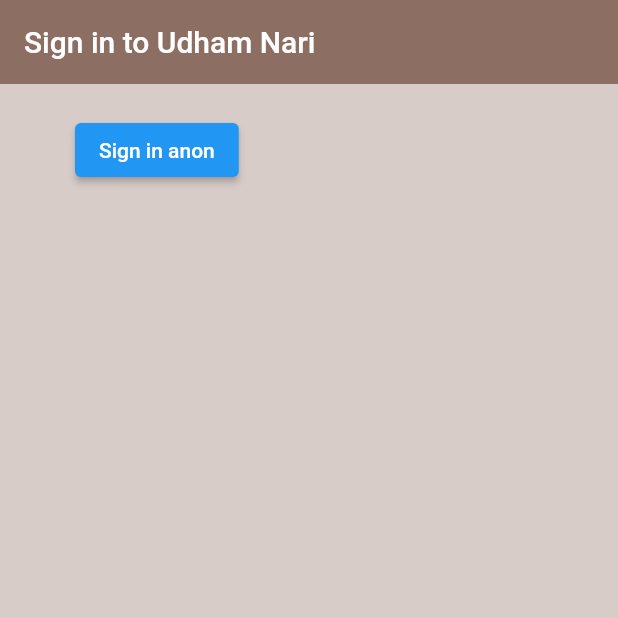
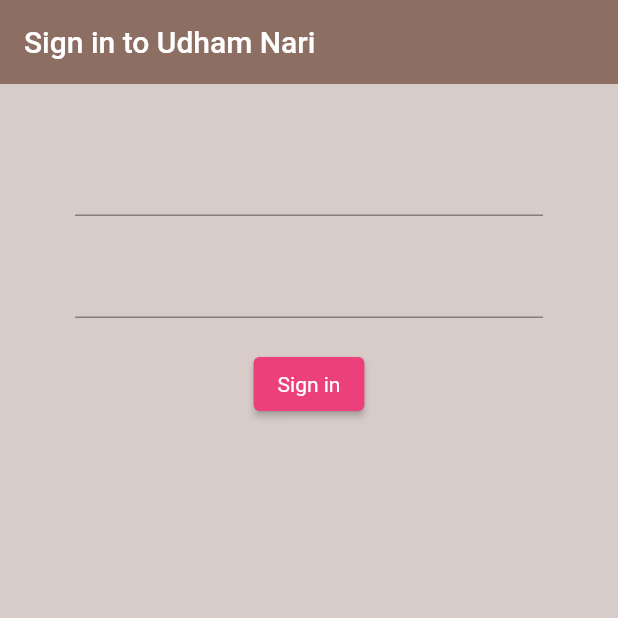
Before and after one commit to nepali-rakshya/chat_application_IT_Project, a Flutter app: the screen it shows after launch, on a phone screen of 412 x 824 dp, the top half of it. Run offline on Flutter 3.47's test engine with Material 2 defaults, Android fonts, the phone set to English and light mode, and no system bars; our stand-ins replace firebase_auth, firebase_core; accounts and stored records are empty.

Commit message:
first commit

```diff
--- a/lib/screens/authenticate/sign_in.dart
+++ b/lib/screens/authenticate/sign_in.dart
@@ -20,20 +20,28 @@ class _SignInState extends State<SignIn> {
       ),
       body: Container(
         padding: const EdgeInsets.symmetric(vertical: 20.0, horizontal: 50.0),
-        child: ElevatedButton(
-            child: const Text('Sign in anon'),
-            onPressed: () async {
-              // the variable is dynamic cuz it can be null or firebase user
-              dynamic result = await _auth
-                  .signInAnon(); // if you want to access the method signInAnon in auth.dart then use _auth object and with "." use the method.
-              if (result == null) {
-                print('error signing in');
-              } else {
-                print('signed in');
-                print(result);
-                //print(result.uid); this prints the user id
-              }
-            }),
+        child: Form(
+          child: Column(
+            children: <Widget>[
+              SizedBox(height: 20.0), //these are form field
+              TextFormField(onChanged: (val) {}),
+              SizedBox(height: 20.0),
+              TextFormField(
+                  obscureText: true, //for hiding the pwd
+                  onChanged: (val) {}),
+              SizedBox(height: 20.0),
+              ElevatedButton(
+                child: Text('Sign in'),
+                style: ButtonStyle(
+                    backgroundColor:
+                        MaterialStateProperty.all(Colors.pink[400]),
+                    textStyle: MaterialStateProperty.all(
+                        TextStyle(color: Colors.white))),
+                onPressed: () async {},
+              )
+            ],
+          ),
+        ),
       ),
     );
   }
```
